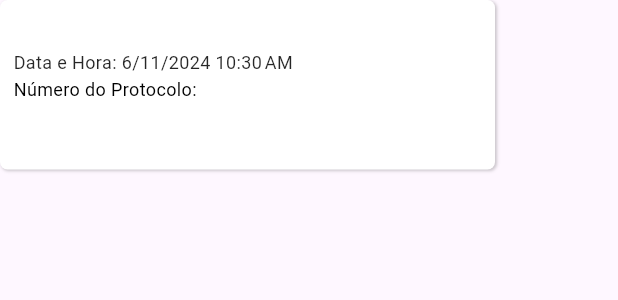
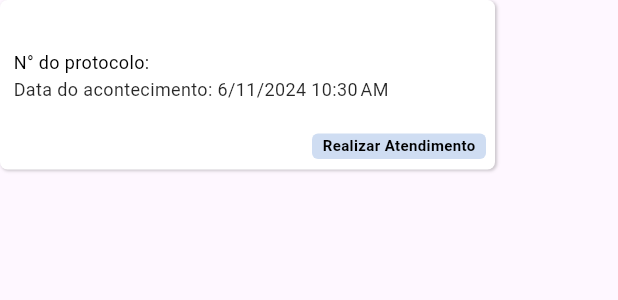
Before and after one commit to Thay-de-Oliveira/Projeto-Aplicado-v3, a Flutter app: the AcontecimentoCard widget shown alone on an empty page, opened directly with empty values, on a phone screen of 412 x 824 dp. Shown: the top 300 px of the screen. Run offline on Flutter 3.47's test engine with Material 3 defaults, Android fonts, the phone set to English and light mode, and no system bars; our stand-ins replace carousel_slider, dio, dotted_border, firebase_core, firebase_storage, flutter_typeahead and 3 more; missing offline and left inert: camera_camera, flutter_pdfview, maps_launcher; accounts and stored records are empty; network calls fail.

Commit message:
Alterações Visuais Cards

```diff
--- a/lib/app/components/acontecimento/acontecimento-card.dart
+++ b/lib/app/components/acontecimento/acontecimento-card.dart
@@ -6,7 +6,8 @@ import 'package:projetoaplicado/backend/models/acontecimentoModel.dart';
 class AcontecimentoCard extends StatelessWidget {
   final AcontecimentoModel acontecimento;
 
-  const AcontecimentoCard({Key? key, required this.acontecimento}) : super(key: key);
+  const AcontecimentoCard({Key? key, required this.acontecimento})
+      : super(key: key);
 
   @override
   Widget build(BuildContext context) {
@@ -48,12 +49,11 @@ class AcontecimentoCard extends StatelessWidget {
                 ),
               ),
             ),
-            const SizedBox(width: 4),
             Positioned(
               left: 9,
               top: 15,
               child: SizedBox(
-                width: 189,
+                width: 250,
                 height: 21,
                 child: Text(
                   acontecimento.subgrupo,
@@ -72,11 +72,52 @@ class AcontecimentoCard extends StatelessWidget {
               top: 31,
               child: DataHoraInfo(
                 dataHora: acontecimento.dataHora,
-                numeroProtocolo: acontecimento.numeroProtocolo ?? "Sem Protocolo",
+                numeroProtocolo:
+                    acontecimento.numeroProtocolo ?? "Sem Protocolo",
               ),
             ),
-            // Adicione outros elementos conforme necessário
+            Positioned(
+              left: 208,
+              top: 89,
+              child: RealizarAtendimentoButton(),
+            ),
           ],
+        ),
+      ),
+    );
+  }
+}
+
+class RealizarAtendimentoButton extends StatelessWidget {
+  @override
+  Widget build(BuildContext context) {
+    return Container(
+      width: 116,
+      height: 17,
+      decoration: BoxDecoration(
+        color: const Color(0xFFCFDDF2),
+        borderRadius: BorderRadius.circular(4),
+      ),
+      child: InkWell(
+        child: Container(
+          width: 115,
+          height: 35,
+          decoration: BoxDecoration(
+            color: Colors.transparent,
+            borderRadius: BorderRadius.circular(5),
+          ),
+          child: const Center(
+            child: Text(
+              'Realizar Atendimento',
+              style: TextStyle(
+                color: Colors.black,
+                fontSize: 10,
+                fontFamily: 'Roboto',
+                fontWeight: FontWeight.w600,
+                height: 1,
+              ),
+            ),
+          ),
         ),
       ),
     );
@@ -104,18 +145,7 @@ class DataHoraInfo extends StatelessWidget {
         children: [
           const SizedBox(height: 4),
           Text(
-            'Data e Hora: ${DateFormat.yMd().add_jm().format(dataHora)}',
-            style: TextStyle(
-              color: Colors.black.withOpacity(0.85),
-              fontSize: 12,
-              fontFamily: 'Roboto',
-              fontWeight: FontWeight.w400,
-              height: 0,
-            ),
-          ),
-          const SizedBox(height: 4),
-          Text(
-            'Número do Protocolo:',
+            'N° do protocolo: ' '$numeroProtocolo',
             style: const TextStyle(
               color: Colors.black,
               fontSize: 12,
@@ -126,9 +156,9 @@ class DataHoraInfo extends StatelessWidget {
           ),
           const SizedBox(height: 4),
           Text(
-            '$numeroProtocolo',
-            style: const TextStyle(
-              color: Colors.black,
+            'Data do acontecimento: ${DateFormat.yMd().add_jm().format(dataHora)}',
+            style: TextStyle(
+              color: Colors.black.withOpacity(0.85),
               fontSize: 12,
               fontFamily: 'Roboto',
               fontWeight: FontWeight.w400,
```
Also changed, not shown: lib/app/components/atendimento/atendimento-card-relatorio.dart (+60 -33 lines), lib/app/components/atendimento/atendimento-card.dart (+44 -30 lines).
